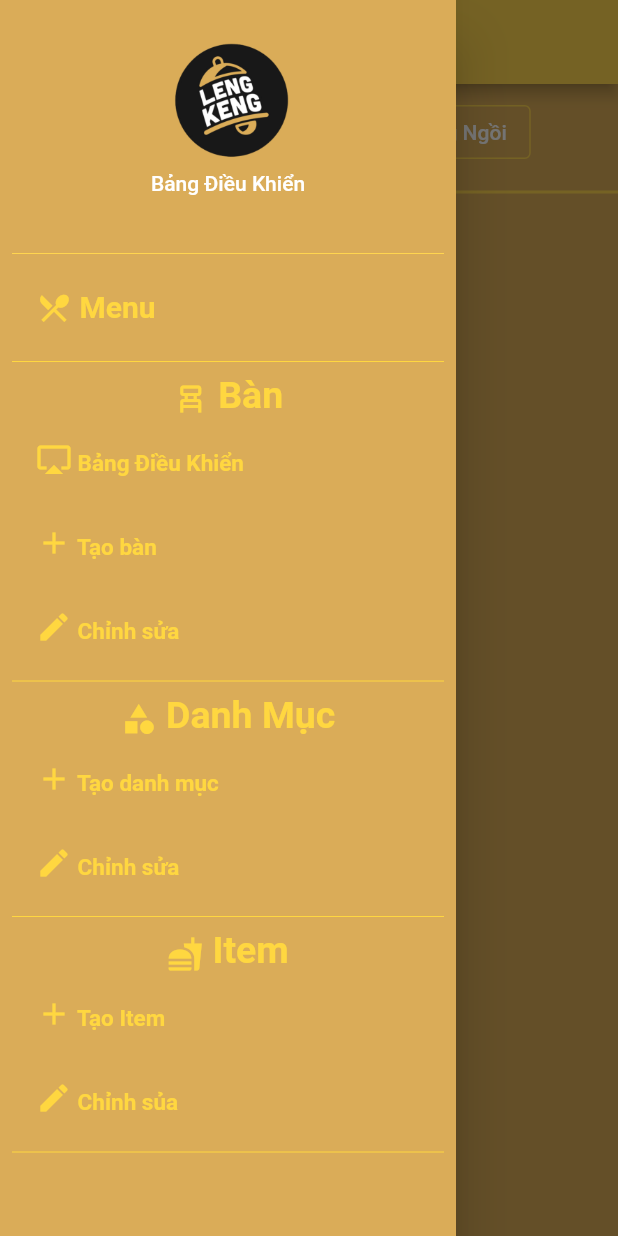
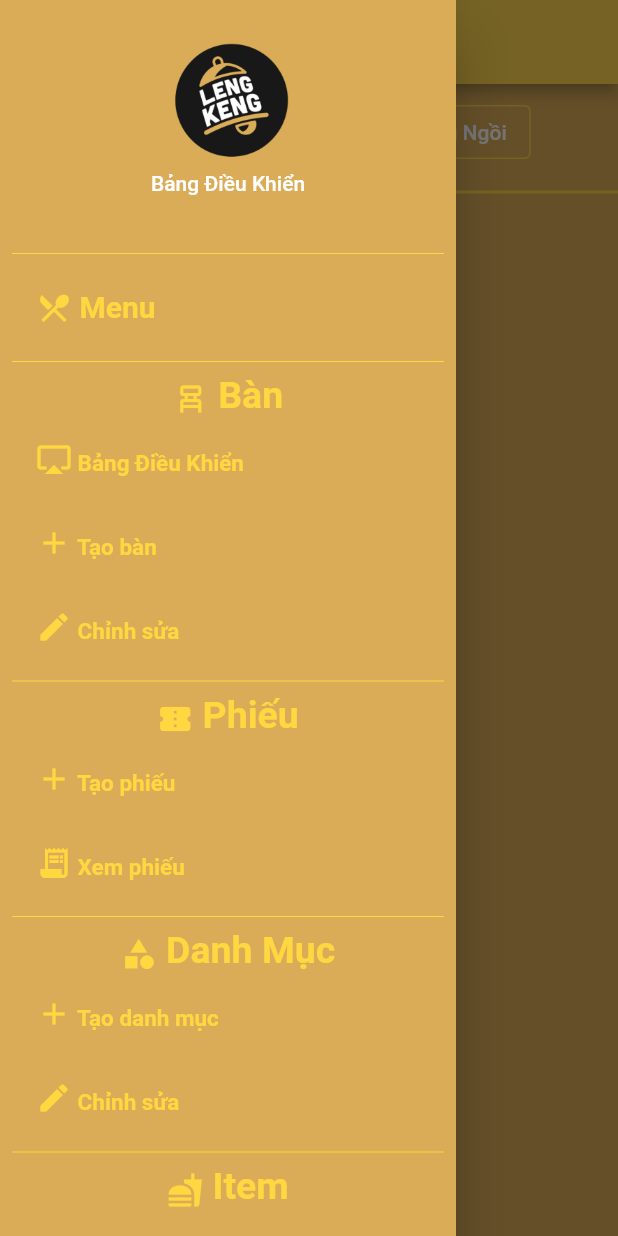
Before and after one commit to dim0147/Hai-Coffe-DenMo, a Flutter app: the screen it shows after launch, with the side drawer open, on a phone screen of 412 x 824 dp. Run offline on Flutter 3.47's test engine with Material 2 defaults, Android fonts, the phone set to English and light mode, and no system bars; our stand-ins replace extended_masked_text, flutter_slidable, get, hive, hive_flutter, image_picker and 1 more; accounts and stored records are empty; generated files the repository leaves out were written again.

Commit message:
Add create phieu

```diff
--- a/lib/App/Config.dart
+++ b/lib/App/Config.dart
@@ -6,6 +6,7 @@ import 'package:hai_noob/Controller/Item/EditItemController.dart';
 import 'package:hai_noob/Controller/Item/ListItemController.dart';
 import 'package:hai_noob/Controller/Menu/AddSpecialItemController.dart';
 import 'package:hai_noob/Controller/Order/PlaceOrderSuccessController.dart';
+import 'package:hai_noob/Controller/Phieu/CreatePhieuController.dart';
 import 'package:hai_noob/Controller/Table/AddTableController.dart';
 import 'package:hai_noob/Controller/Menu/CartController.dart';
 import 'package:hai_noob/Controller/Item/CreateItemController.dart';
@@ -22,6 +23,7 @@ import 'package:hai_noob/Screen/Item/EditItemScreen.dart';
 import 'package:hai_noob/Screen/Item/ListItemScreen.dart';
 import 'package:hai_noob/Screen/Menu/AddSpecialItemScreen.dart';
 import 'package:hai_noob/Screen/Order/PlaceOrderSuccessScreen.dart';
+import 'package:hai_noob/Screen/Phieu/CreatePhieuScreen.dart';
 import 'package:hai_noob/Screen/Table/AddTableScreen.dart';
 import 'package:hai_noob/Screen/Menu/CartScreen.dart';
 import 'package:hai_noob/Screen/Menu/MenuScreen.dart';
@@ -211,5 +213,12 @@ class AppConfig {
         Get.lazyPut(() => TableLocalInfoController());
       }),
     ),
+    GetPage(
+      name: '/phieu/add',
+      page: () => CreatePhieuScreen(),
+      binding: BindingsBuilder(() {
+        Get.lazyPut(() => CreatePhieuController());
+      }),
+    ),
   ];
 }
--- /dev/null
+++ b/lib/Controller/Phieu/CreatePhieuController.dart
@@ -0,0 +1,51 @@
+import 'package:extended_masked_text/extended_masked_text.dart';
+import 'package:flutter/cupertino.dart';
+import 'package:get/get.dart';
+import 'package:hai_noob/App/Utils.dart';
+import 'package:hai_noob/DAO/PhieuDAO.dart';
+import 'package:hai_noob/DB/Database.dart';
+import 'package:hai_noob/Model/Phieu.dart';
+
+class CreatePhieuController extends GetxController {
+  final AppDatabase appDb = Get.find<AppDatabase>();
+  late final PhieuDAO phieuDAO;
+  final TextEditingController textC = TextEditingController();
+  final MoneyMaskedTextController amountC = MoneyMaskedTextController(
+    precision: 3,
+  );
+  final Rx<PhieuType> phieuType = PhieuType.PHIEU_CHI.obs;
+
+  @override
+  void onInit() {
+    super.onInit();
+    phieuDAO = PhieuDAO(appDb);
+  }
+
+  void onChangePhieuType(PhieuType? type) {
+    if (type == null) return;
+    phieuType.value = type;
+  }
+
+  void onAdd() async {
+    try {
+      final String text = textC.text;
+      final double amount = amountC.numberValue;
+
+      if (text == '' && amount == 0)
+        return Utils.showSnackBar('Lỗi', 'Nhập giá hoặc nội dung');
+
+      final PhieusCompanion newPhieu = PhieusCompanion.insert(
+        amount: amount,
+        reason: text,
+        type: phieuType.value,
+      );
+      await phieuDAO.addNewPhieu(newPhieu);
+
+      final String phieuName =
+          phieuType.value == PhieuType.PHIEU_CHI ? 'phiếu chi' : 'phiếu thu';
+      Utils.showSnackBar('Thành công', 'Tạo  $phieuName thành công');
+    } catch (err) {
+      Utils.showSnackBar('Lỗi', err.toString());
+    }
+  }
+}
--- a/lib/DB/Database.dart
+++ b/lib/DB/Database.dart
@@ -1,5 +1,6 @@
 // <Implement>
 import 'package:flutter/foundation.dart';
+import 'package:hai_noob/Model/Phieu.dart';
 import 'package:moor/ffi.dart';
 import 'package:path_provider/path_provider.dart';
 import 'package:path/path.dart' as p;
@@ -40,7 +41,8 @@ LazyDatabase _openConnection() {
   Bills,
   BillItems,
   BillItemProperties,
-  BillCoupons
+  BillCoupons,
+  Phieus,
 ])
 class AppDatabase extends _$AppDatabase {
   AppDatabase() : super(_openConnection());
--- a/lib/Screen/Component.dart
+++ b/lib/Screen/Component.dart
@@ -153,6 +153,85 @@ Drawer NavigateMenu() {
                 ),
                 onTap: () {
                   Get.offAllNamed('/table/list');
+                },
+              ),
+            ],
+          ),
+
+          Divider(
+            color: AppConfig.HEADER_COLOR,
+          ),
+
+          // Phieu
+          Column(
+            children: [
+              Center(
+                child: RichText(
+                  text: TextSpan(
+                    style: TextStyle(
+                        color: AppConfig.HEADER_COLOR,
+                        fontSize: 25,
+                        fontWeight: FontWeight.bold),
+                    children: [
+                      WidgetSpan(
+                        child: Icon(
+                          Icons.confirmation_num,
+                          color: AppConfig.HEADER_COLOR,
+                        ),
+                      ),
+                      TextSpan(
+                        text: ' Phiếu',
+                      )
+                    ],
+                  ),
+                ),
+              ),
+              ListTile(
+                title: RichText(
+                  text: TextSpan(
+                    style: TextStyle(
+                        color: AppConfig.HEADER_COLOR,
+                        fontSize: 15,
+                        fontWeight: FontWeight.bold),
+                    children: [
+                      WidgetSpan(
+                        child: Icon(
+                          Icons.add,
+                          color: AppConfig.HEADER_COLOR,
+                        ),
+                      ),
+                      TextSpan(
+                        text: ' Tạo phiếu',
+                      )
+                    ],
+                  ),
+                ),
+                onTap: () {
+                  Get.offAllNamed('/phieu/add');
+                },
+              ),
+              ListTile(
+                title: RichText(
+                  text: TextSpan(
+                    style: TextStyle(
+                        color: AppConfig.HEADER_COLOR,
+                        fontSize: 15,
+                        fontWeight: FontWeight.bold),
+                    children: [
+                      WidgetSpan(
+                        child: Icon(
+                          Icons.receipt_long,
+                          color: AppConfig.HEADER_COLOR,
+                        ),
+                      ),
+                      TextSpan(
+                        text: ' Xem phiếu',
+                      )
+                    ],
+                  ),
+                ),
+                onTap: () {
+                  Get.offAllNamed('/phieu/list');
                 },
               ),
             ],
```
Also changed, not shown: lib/DAO/PhieuDAO.dart (added, +20 -0 lines), lib/Model/Phieu.dart (added, +15 -0 lines), lib/Screen/Phieu/CreatePhieuScreen.dart (added, +89 -0 lines), lib/DAO/PhieuDAO.g.dart (added), lib/DB/Database.g.dart.
